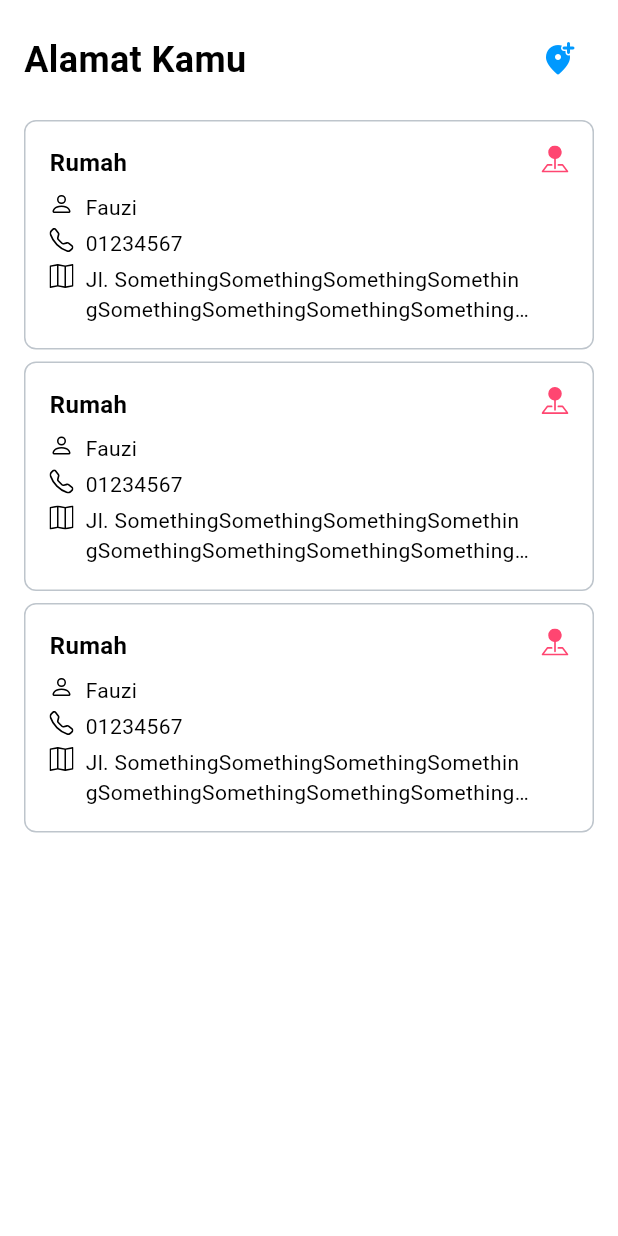
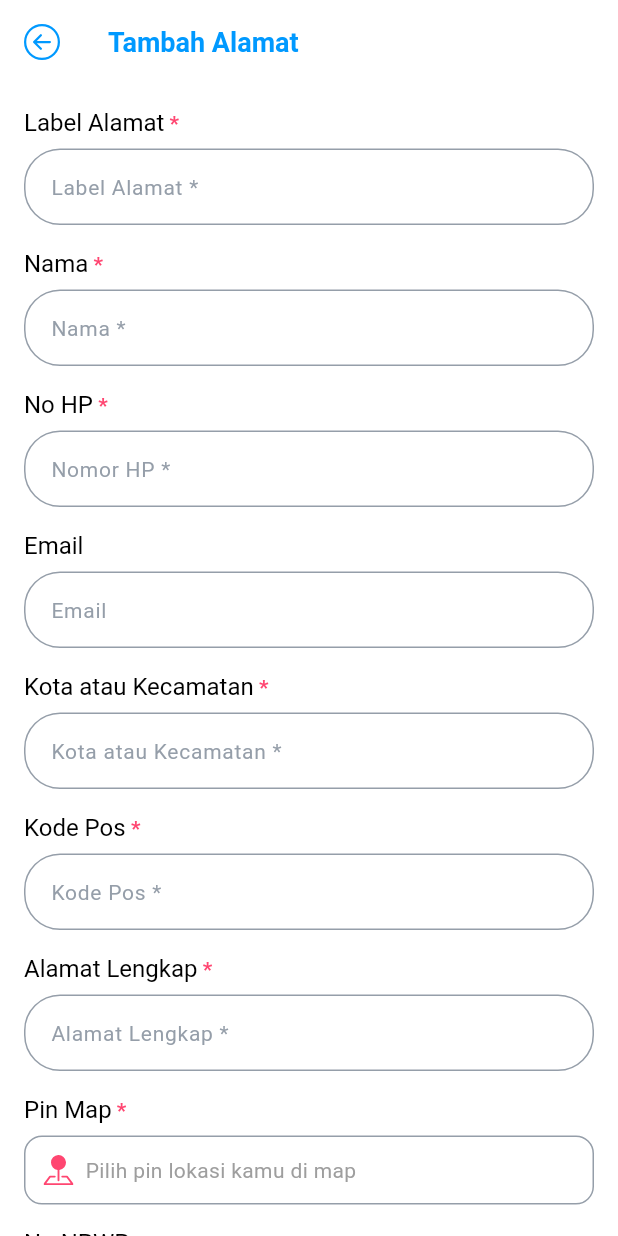
Before and after one commit to oocengg/alamatku_app, a Flutter app: the AddressScreen screen opened directly, after a tap on the "add location alt" icon, on a phone screen of 412 x 824 dp. Run offline on Flutter 3.47's test engine with Material 3 defaults, Android fonts, the phone set to English and light mode, and no system bars; our stand-ins replace bootstrap_icons, file_picker, flutter_map, geolocator, google_fonts, latlong2; missing offline and left inert: flutter_floating_bottom_bar; Roboto replaces fonts that are missing (Heebo).

Commit message:
[Slicing] Add Address Screen UI

```diff
--- a/lib/features/address/provider/address_provider.dart
+++ b/lib/features/address/provider/address_provider.dart
@@ -1,30 +1,123 @@
+import 'dart:io';
+import 'dart:convert';
+
 import 'package:alamatku_app/core/services/location_services.dart';
+import 'package:file_picker/file_picker.dart';
 import 'package:flutter/material.dart';
+import 'package:http/http.dart' as http;
 import 'package:geolocator/geolocator.dart';
 
 class AddressProvider extends ChangeNotifier {
-  Position? _currentPosition;
-  List<Map<String, String>> _daftarAlamat = [];
+  // Controllers
+  final labelController = TextEditingController();
+  final nameController = TextEditingController();
+  final phoneController = TextEditingController();
+  final emailController = TextEditingController();
+  final kotkecController = TextEditingController();
+  final postalCodeController = TextEditingController();
+  final mapDetailController = TextEditingController();
+  final mapAddressController = TextEditingController();
+  final npwpController = TextEditingController();
 
-  Position? get currentPosition => _currentPosition;
-  List<Map<String, String>> get daftarAlamat => _daftarAlamat;
+  // Location
+  Position? currentPosition;
+  double? lat;
+  double? long;
+
+  // Dropdowns
+  String? selectedProvince;
+  String? selectedDistrict;
+  String? selectedSubDistrict;
+
+  List<Map<String, dynamic>> provinceList = [];
+  List<Map<String, dynamic>> districtList = [];
+  List<Map<String, dynamic>> subDistrictList = [];
+
+  // NPWP file
+  File? npwpFile;
+  String? npwpFileLink;
 
   Future<void> loadLocationAndAlamat() async {
+    currentPosition = await LocationService().getCurrentLocation();
+    lat = currentPosition?.latitude;
+    long = currentPosition?.longitude;
+    await reverseGeocode();
+    notifyListeners();
+  }
+
+  void setMapLocation(double newLat, double newLong) async {
+    lat = newLat;
+    long = newLong;
+    await reverseGeocode();
+    notifyListeners();
+  }
+
+  Future<void> reverseGeocode() async {
+    if (lat == null || long == null) return;
+    final url = Uri.parse(
+      'https://nominatim.openstreetmap.org/reverse?format=json&lat=$lat&lon=$long',
+    );
     try {
-      // Load alamat dari dummy data atau API
-      _daftarAlamat = [
-        {"label": "Rumah", "alamat": "Jl. Mawar No.1"},
-        {"label": "Kantor", "alamat": "Jl. Melati No.2"},
-        {"label": "Kos", "alamat": "Jl. Anggrek No.3"},
-      ];
+      final res = await http.get(url);
+      final data = json.decode(res.body);
+      mapAddressController.text = data['display_name'] ?? '';
+    } catch (e) {
+      debugPrint('Error reverse geocoding: $e');
+    }
+  }
 
-      // Get current location dari service
-      _currentPosition = await LocationService().getCurrentLocation();
+  // Upload NPWP
+  Future<void> pickNpwpFile() async {
+    final result = await FilePicker.platform.pickFiles(type: FileType.any);
+    if (result != null && result.files.single.path != null) {
+      npwpFile = File(result.files.single.path!);
+      await uploadNpwpFile(npwpFile!);
+    }
+  }
 
+  Future<void> uploadNpwpFile(File file) async {
+    try {
+      final request = http.MultipartRequest(
+        'POST',
+        Uri.parse('https://api.example.com/upload'),
+      );
+      request.files.add(
+        await http.MultipartFile.fromPath('npwp_file', file.path),
+      );
+      final response = await request.send();
+      final resBody = await response.stream.bytesToString();
+      final data = json.decode(resBody);
+      npwpFileLink = data['file_url'];
       notifyListeners();
     } catch (e) {
-      // Handle error
-      print('Error loading location and alamat: $e');
+      debugPrint('Upload NPWP error: $e');
     }
   }
+
+  // Submit Address (dummy logic)
+  void submitAddress() {
+    debugPrint('Label: ${labelController.text}');
+    debugPrint('Name: ${nameController.text}');
+    debugPrint('Phone: ${phoneController.text}');
+    debugPrint('Email: ${emailController.text}');
+    debugPrint('Province: $selectedProvince');
+    debugPrint('District: $selectedDistrict');
+    debugPrint('Sub-district: $selectedSubDistrict');
+    debugPrint('Postal code: ${postalCodeController.text}');
+    debugPrint('Map address: ${mapAddressController.text}');
+    debugPrint('NPWP link: $npwpFileLink');
+    // Implement API POST here...
+  }
+
+  @override
+  void dispose() {
+    labelController.dispose();
+    nameController.dispose();
+    phoneController.dispose();
+    emailController.dispose();
+    postalCodeController.dispose();
+    mapAddressController.dispose();
+    npwpController.dispose();
+    super.dispose();
+  }
 }
--- /dev/null
+++ b/lib/features/address/views/add_address_screen.dart
@@ -0,0 +1,238 @@
+import 'package:alamatku_app/core/constant/app_colors.dart';
+import 'package:alamatku_app/core/widgets/alamatku_button.dart';
+import 'package:alamatku_app/core/widgets/alamatku_text_field.dart';
+import 'package:alamatku_app/features/address/provider/address_provider.dart';
+import 'package:alamatku_app/features/address/views/add_pin_screen.dart';
+import 'package:bootstrap_icons/bootstrap_icons.dart';
+import 'package:flutter/material.dart';
+import 'package:provider/provider.dart';
+
+class AddAddressScreen extends StatefulWidget {
+  const AddAddressScreen({super.key});
+
+  @override
+  State<AddAddressScreen> createState() => _AddAddressScreenState();
+}
+
+class _AddAddressScreenState extends State<AddAddressScreen> {
+  @override
+  void initState() {
+    super.initState();
+    WidgetsBinding.instance.addPostFrameCallback((_) {
+      context.read<AddressProvider>().loadLocationAndAlamat();
+    });
+  }
+
+  @override
+  Widget build(BuildContext context) {
+    final provider = context.watch<AddressProvider>();
+
+    return Scaffold(
+      appBar: AppBar(
+        leading: IconButton(
+          onPressed: () {
+            Navigator.pop(context);
+          },
+          icon: Icon(
+            BootstrapIcons.arrow_left_circle,
+            color: AppColors.primary500,
+          ),
+        ),
+        title: const Text(
+          'Tambah Alamat',
+          style: TextStyle(
+            fontSize: 18,
+            fontWeight: FontWeight.bold,
+            color: AppColors.primary500,
+          ),
+        ),
+        backgroundColor: AppColors.white,
+      ),
+      body: SingleChildScrollView(
+        padding: const EdgeInsets.all(16),
+        child: Column(
+          crossAxisAlignment: CrossAxisAlignment.start,
+          children: [
+            // Label Alamat
+            labelForm('Label Alamat', true),
+            AlamatkuTextField(
+              placeholder: 'Label Alamat *',
+              controller: provider.labelController,
+              validator:
+                  (value) =>
+                      value == null || value.isEmpty ? 'Wajib diisi' : null,
+            ),
+            const SizedBox(height: 16),
+
+            // Nama
+            labelForm('Nama', true),
+            AlamatkuTextField(
+              placeholder: 'Nama *',
+              controller: provider.nameController,
+              validator:
+                  (value) =>
+                      value == null || value.isEmpty ? 'Wajib diisi' : null,
+            ),
+            const SizedBox(height: 16),
+
+            // No HP
+            labelForm('No HP', true),
+            AlamatkuTextField(
+              placeholder: 'Nomor HP *',
+              controller: provider.phoneController,
+              validator:
+                  (value) =>
+                      value == null || value.isEmpty ? 'Wajib diisi' : null,
+            ),
+            const SizedBox(height: 16),
+
+            // Email
+            labelForm('Email', false),
+            AlamatkuTextField(
+              placeholder: 'Email',
+              controller: provider.emailController,
+            ),
+            const SizedBox(height: 16),
+
+            // Kota Kecamatan
+            labelForm('Kota atau Kecamatan', true),
+            AlamatkuTextField(
+              placeholder: 'Kota atau Kecamatan *',
+              controller: provider.kotkecController,
+              validator:
+                  (value) =>
+                      value == null || value.isEmpty ? 'Wajib diisi' : null,
+            ),
+            const SizedBox(height: 16),
+
+            // Kode POS
+            labelForm('Kode Pos', true),
+            AlamatkuTextField(
+              placeholder: 'Kode Pos *',
+              controller: provider.postalCodeController,
+              validator:
+                  (value) =>
+                      value == null || value.isEmpty ? 'Wajib diisi' : null,
+            ),
+            const SizedBox(height: 16),
+
+            // Kota Kecamatan
+            labelForm('Alamat Lengkap', true),
+            AlamatkuTextField(
+              placeholder: 'Alamat Lengkap *',
+              controller: provider.mapDetailController,
+              validator:
+                  (value) =>
+                      value == null || value.isEmpty ? 'Wajib diisi' : null,
+            ),
+            const SizedBox(height: 16),
+
+            // Pin Map
+            labelForm('Pin Map', true),
+            InkWell(
+              onTap: () async {
+                final result = await Navigator.push(
+                  context,
+                  MaterialPageRoute(builder: (_) => const AddPinScreen()),
+                );
+
+                if (result != null) {
+                  provider.setMapLocation(result['lat'], result['lng']);
+                  provider.mapAddressController.text = result['address'];
+                }
+              },
+              child: Container(
+                width: double.infinity,
+                padding: const EdgeInsets.all(12),
+                decoration: BoxDecoration(
+                  border: Border.all(color: AppColors.dark200),
+                  borderRadius: BorderRadius.circular(12),
+                ),
+                child: Row(
+                  crossAxisAlignment: CrossAxisAlignment.start,
+                  children: [
+                    Icon(
+                      BootstrapIcons.pin_map_fill,
+                      color: AppColors.rose500,
+                      size: 20,
+                    ),
+                    const SizedBox(width: 8),
+                    Expanded(
+                      child: Text(
+                        provider.mapAddressController.text.isNotEmpty
+                            ? provider.mapAddressController.text
+                            : 'Pilih pin lokasi kamu di map',
+                        style: TextStyle(
+                          fontSize: 14,
+                          color:
+                              provider.mapAddressController.text.isNotEmpty
+                                  ? Colors.black87
+                                  : Colors.grey,
+                        ),
+                      ),
+                    ),
+                  ],
+                ),
+              ),
+            ),
+            const SizedBox(height: 16),
+
+            // NPWP
+            labelForm('No NPWP', false),
+            AlamatkuTextField(
+              placeholder: 'No NPWP',
+              controller: provider.npwpController,
+            ),
+            const SizedBox(height: 16),
+            ElevatedButton(
+              onPressed: provider.pickNpwpFile,
+              child: const Text('Upload NPWP'),
+            ),
+            if (provider.npwpFileLink != null)
+              Padding(
+                padding: const EdgeInsets.symmetric(vertical: 8),
+                child: Text('File uploaded: ${provider.npwpFileLink}'),
+              ),
+            const SizedBox(height: 16),
+
+            // Button
+            AlamatkuButton(
+              text: 'Simpan Alamat',
+              onPressed: provider.submitAddress,
+            ),
+
+            SizedBox(height: 32),
+          ],
+        ),
+      ),
+    );
+  }
+
+  Column labelForm(String title, bool isMandatory) {
+    return Column(
+      crossAxisAlignment: CrossAxisAlignment.start,
+      children: [
+        RichText(
+          text: TextSpan(
+            style: const TextStyle(fontSize: 16, color: AppColors.black),
+            children: [
+              TextSpan(text: title),
+              if (isMandatory)
+                TextSpan(
+                  text: " *",
+                  style: const TextStyle(
+                    fontSize: 14,
+                    color: AppColors.rose500,
+                    fontWeight: FontWeight.bold,
+                  ),
+                )
+              else
+                TextSpan(),
+            ],
+          ),
+        ),
+        SizedBox(height: 8),
+      ],
+    );
+  }
+}
--- a/lib/features/address/views/address_screen.dart
+++ b/lib/features/address/views/address_screen.dart
@@ -1,6 +1,8 @@
 import 'package:alamatku_app/core/constant/app_colors.dart';
 import 'package:alamatku_app/features/address/provider/address_provider.dart';
+import 'package:alamatku_app/features/address/views/add_address_screen.dart';
 import 'package:alamatku_app/features/address/widgets/item_widget/address_item.dart';
+import 'package:flutter/cupertino.dart';
 import 'package:flutter/material.dart';
 import 'package:provider/provider.dart';
 
@@ -20,8 +22,7 @@ class _AddressScreenState extends State<AddressScreen> {
 
   @override
   Widget build(BuildContext context) {
-    final provider = Provider.of<AddressProvider>(context);
-    final daftarAlamat = provider.daftarAlamat;
+    List daftarAlamat = ['aaa'];
 
     return Scaffold(
       body: SafeArea(
@@ -44,7 +45,15 @@ class _AddressScreenState extends State<AddressScreen> {
                     ),
                   ),
                   IconButton(
-                    onPressed: () {},
+                    onPressed: () {
+                      Navigator.of(context).push(
+                        CupertinoPageRoute(
+                          builder:
+                              (BuildContext context) =>
+                                  const AddAddressScreen(),
+                        ),
+                      );
+                    },
                     icon: Icon(
                       Icons.add_location_alt_rounded,
                       color: AppColors.primary500,
@@ -63,7 +72,7 @@ class _AddressScreenState extends State<AddressScreen> {
                         separatorBuilder: (context, index) {
                           return SizedBox(height: 8);
                         },
-                        itemCount: daftarAlamat.length,
+                        itemCount: 3,
                         itemBuilder: (context, index) {
                           // final item = daftarAlamat[index];
                           return addressItem();
--- a/pubspec.yaml
+++ b/pubspec.yaml
@@ -43,6 +43,8 @@ dependencies:
   flutter_map: ^8.1.1
   geolocator: ^14.0.0
   latlong2: ^0.9.1
+  http: ^1.3.0
+  file_picker: ^10.1.2
 
 dev_dependencies:
   flutter_test:
```
Also changed, not shown: lib/features/address/views/add_pin_screen.dart (added, +123 -0 lines), pubspec.lock, 3 other files.
